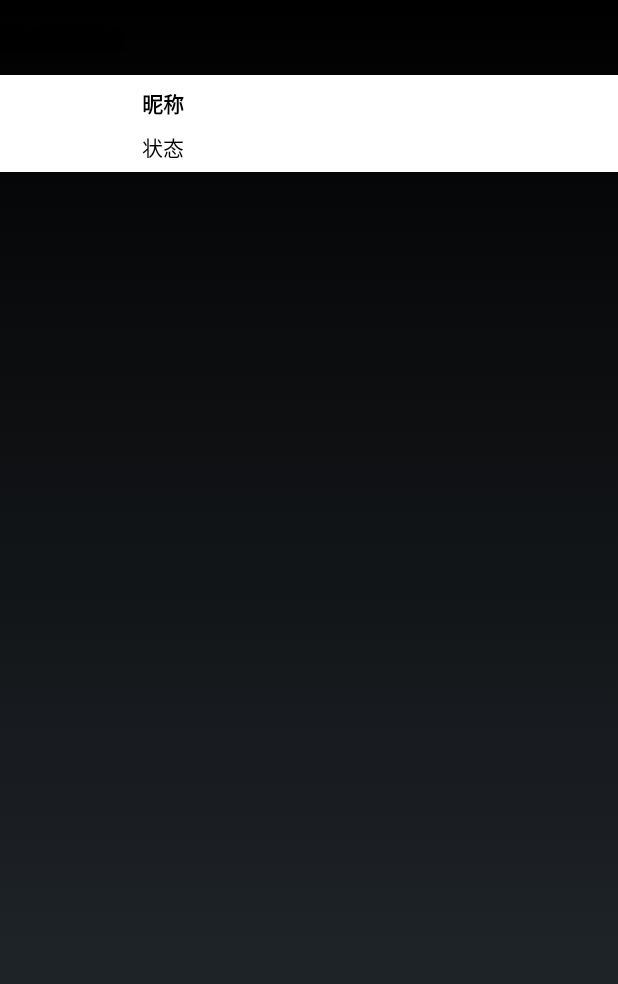
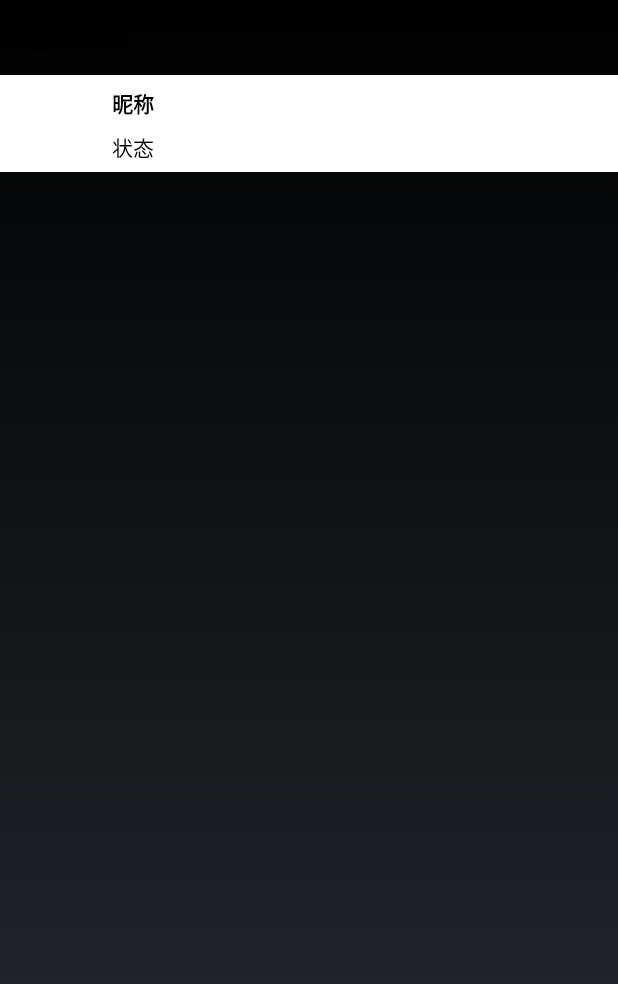
Before and after one commit to jingse/DG, an Android app: the layout buddy_listview_child_item.xml on its own in the app's theme, with its tools: preview values and no code run, on a phone screen of 412 x 824 dp. Shown: the top 984 px of the screen. Run offline under Robolectric (Android 15) with nearby library versions, the phone set to English and light mode, and no system bars.

Commit message:
login&contacts

```diff
--- a/app/src/main/java/com/example/guihuan/chatwifitest/LoginActivity.java
+++ b/app/src/main/java/com/example/guihuan/chatwifitest/LoginActivity.java
@@ -74,7 +74,7 @@ public class LoginActivity extends Activity {
         name = editName.getText().toString().trim();
         if (TextUtils.isEmpty(name)) {
             editName.setError(getString(R.string.error_name_required));
-            editPassword.requestFocus();
+            editName.requestFocus();
             return false;
         }
         return !(name == null || name.isEmpty());
--- a/app/src/main/res/layout/activity_login.xml
+++ b/app/src/main/res/layout/activity_login.xml
@@ -56,6 +56,7 @@
                     android:completionThreshold="1"
                     android:maxLength="40"
                     android:maxLines="1"
+                    android:singleLine="true"
                     android:layout_toRightOf="@+id/icon_name_login"
                     app:met_textColorHint="@color/dark_grey"
                     app:met_underlineColor="@color/green"
@@ -94,6 +95,7 @@
                     app:met_textColorHint="@color/dark_grey"
                     app:met_underlineColor="@color/dark_grey"
                     android:hint="@string/prompt_password"
+                    android:singleLine="true"
                     app:met_primaryColor="@color/colorAccent"
                     app:met_floatingLabelText="@string/prompt_password"
                     app:met_floatingLabel="highlight"
--- a/app/src/main/res/layout/buddy_listview_child_item.xml
+++ b/app/src/main/res/layout/buddy_listview_child_item.xml
@@ -18,7 +18,7 @@
         android:layout_alignParentTop="true"
         android:layout_toRightOf="@+id/buddy_listview_child_avatar"
         android:layout_marginTop="8dp"
-        android:layout_marginLeft="30dp"
+        android:layout_marginLeft="10dp"
         android:text="昵称"/>
     <TextView
         android:id="@+id/buddy_listview_child_state"
@@ -27,6 +27,6 @@
         android:text="状态"
         android:layout_toRightOf="@+id/buddy_listview_child_avatar"
         android:layout_below="@+id/buddy_listview_child_nick"
-        android:layout_marginLeft="30dp"
+        android:layout_marginLeft="10dp"
         android:layout_marginTop="8dp"/>
 </RelativeLayout>
```
